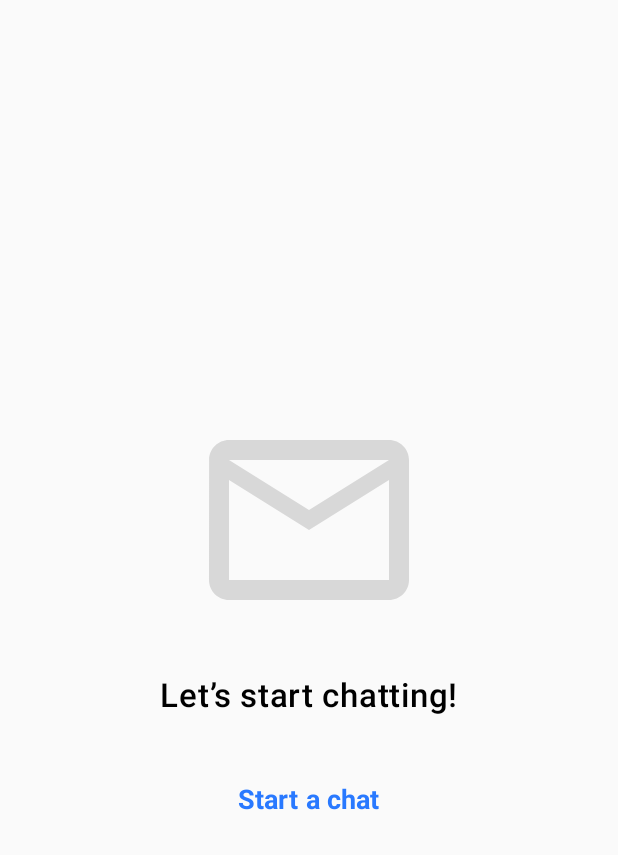
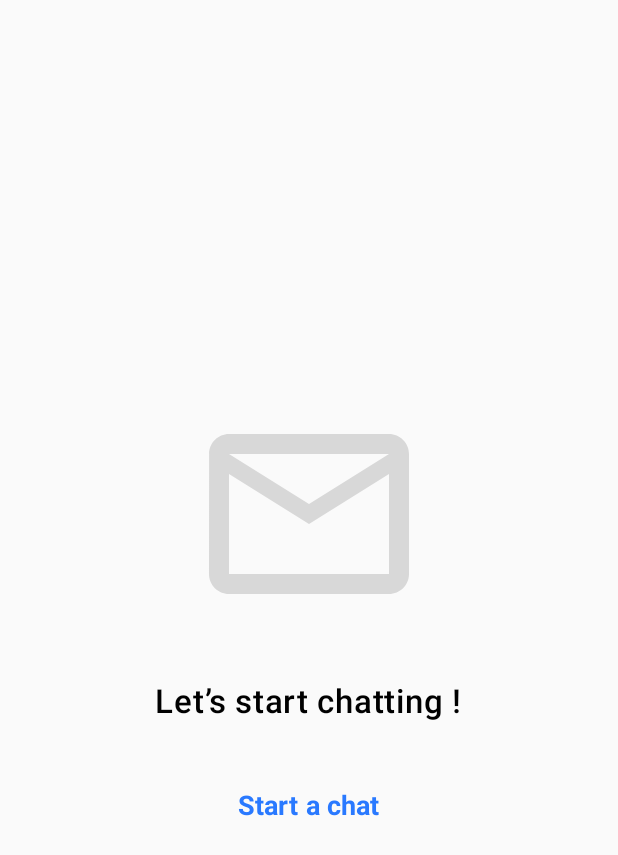
Before and after one commit to Lavie92/RandomChatApp, an Android app built with Jetpack Compose: the screen it shows after launch (MainActivity), on a phone screen of 412 x 824 dp. Shown: the top 855 px of the screen. Run offline under Robolectric (Android 15) with nearby library versions, the phone set to English and light mode, and no system bars.

Commit message:
increase spacer size

```diff
--- a/app/src/main/java/com/example/randomchat/ui/screen/ChatScreen.kt
+++ b/app/src/main/java/com/example/randomchat/ui/screen/ChatScreen.kt
@@ -38,9 +38,9 @@ fun ChatScreen(
             modifier = Modifier.size(160.dp),
             tint = Color(0xFFD8D8D8)
         )
-        Spacer(modifier = Modifier.height(24.dp))
+        Spacer(modifier = Modifier.height(32.dp))
         Text(
-            text = "Let’s start chatting!",
+            text = "Let’s start chatting !",
             fontSize = 22.sp,
             fontWeight = FontWeight.Medium,
             color = Color.Black
```
